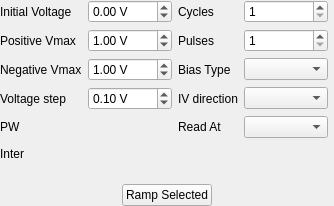
This is arc2control/modules/curvetracer/uis/curvetracer.ui in arc-instruments/arc2control as Qt 5 draws it before an edit. The edited form follows.
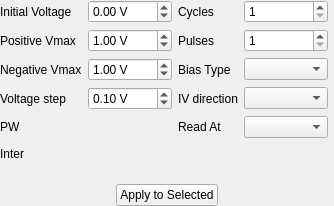
This is the edited form. Custom widgets are drawn as their Qt base class.

Commit message: Fix button label in CurveTracer UI definition

Diff of the .ui file:
```diff
--- a/arc2control/modules/curvetracer/uis/curvetracer.ui
+++ b/arc2control/modules/curvetracer/uis/curvetracer.ui
@@ -115,7 +115,7 @@
      <item>
       <widget class="QPushButton" name="rampSelectedButton">
        <property name="text">
-        <string>Ramp Selected</string>
+        <string>Apply to Selected</string>
        </property>
       </widget>
      </item>
```
The commit also changes 2 other files.
